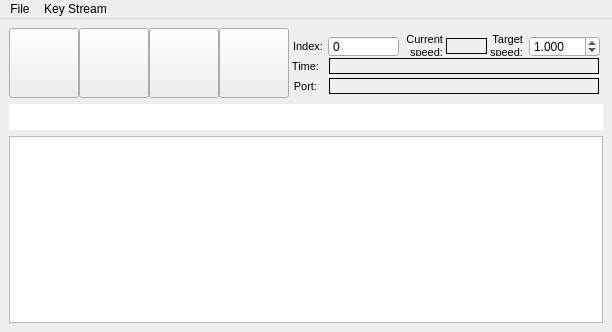
Old version of the form ruby/lib/vizkit/widgets/log_control/LogControl.ui in the repository rock-core/gui-vizkit.
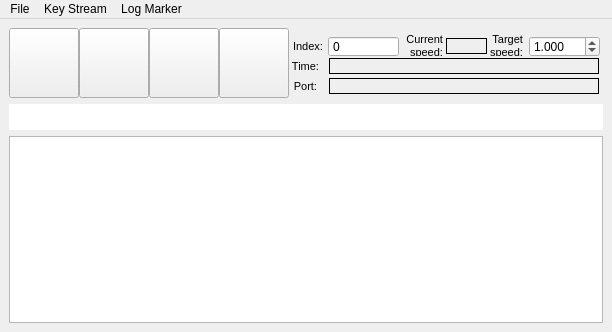
New version of the form. Icons and pictures are not drawn. Custom widgets are drawn as their Qt base class.

Commit message:
LogControl: improve log marker support
automatically set start and end marker of the timeline
when clicked on a start log marker

```diff
--- a/ruby/lib/vizkit/widgets/log_control/LogControl.ui
+++ b/ruby/lib/vizkit/widgets/log_control/LogControl.ui
@@ -548,8 +548,15 @@
     <addaction name="actionNone"/>
     <addaction name="actionCurrent_Port"/>
    </widget>
+   <widget class="QMenu" name="menuLog_Marker">
+    <property name="title">
+     <string>Log Marker</string>
+    </property>
+    <addaction name="actionViewer"/>
+   </widget>
    <addaction name="menuExport"/>
    <addaction name="menuKey_Stream"/>
+   <addaction name="menuLog_Marker"/>
   </widget>
   <action name="actionQuit">
    <property name="text">
```
Left out of the diff: 5 changed lines with no effect on the pictures. The commit also changes 2 other files.
